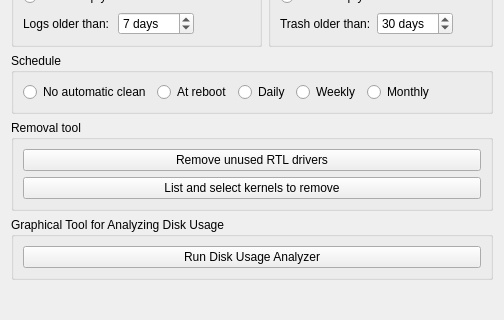
This is mainwindow.ui in MX-Linux/mx-cleanup as Qt 5 draws it before an edit; both pictures show x 0 to 504 and y 363 to 683 of the 504 by 766 pixel window. The edited form follows.
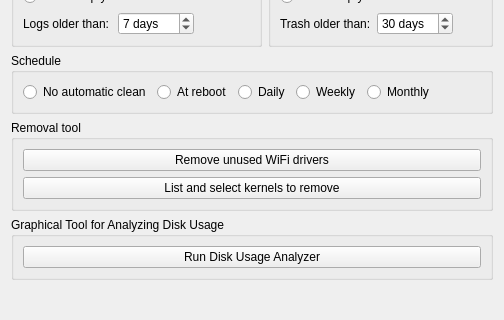
This is the edited form. Icons and pictures are not drawn.

Commit message: Check for and remove rtl8814au, rtl8821cu, boardcom-sta-dkms

The edit to the form file:
```diff
--- a/mainwindow.ui
+++ b/mainwindow.ui
@@ -667,7 +667,7 @@
       <item>
        <widget class="QPushButton" name="pushRTLremove">
         <property name="text">
-         <string>Remove unused RTL drivers</string>
+         <string>Remove unused WiFi drivers</string>
         </property>
         <property name="icon">
          <iconset theme="list-remove"/>
```
Left out of the diff: 7 changed lines with no effect on the pictures. The commit also changes 2 other files.
